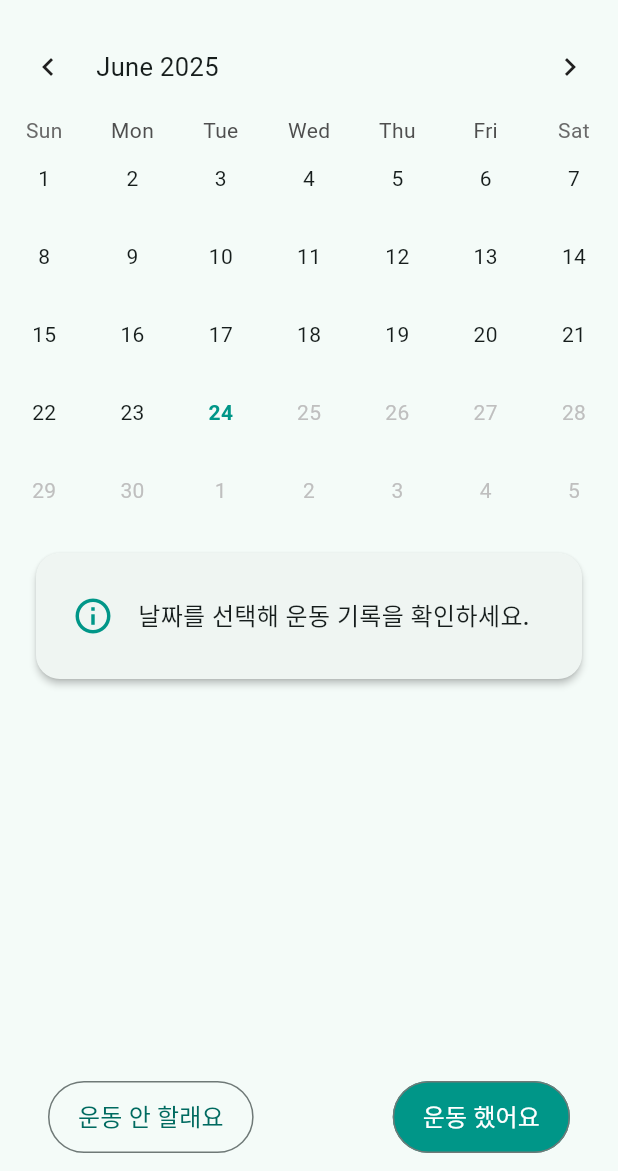
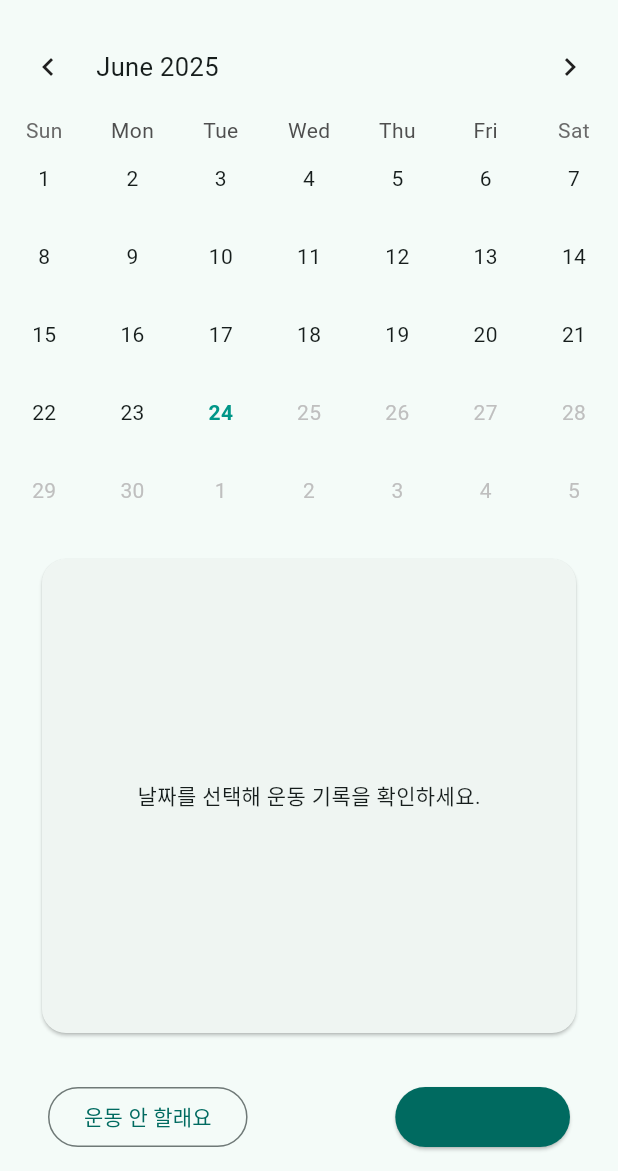
Before and after one commit to Junsang-Mun/workout-alert, a Flutter app: the screen it shows after launch, on a phone screen of 412 x 824 dp, the part 65-1236 px from its top. Run offline on Flutter 3.47's test engine with Material 3 defaults, Android fonts, the phone set to English and light mode, and no system bars; drawn by our look-alikes of table_calendar.

Commit message:
feat: 운동 기록 창 수정 && 다크모드 지원

```diff
--- a/lib/main.dart
+++ b/lib/main.dart
@@ -1,4 +1,4 @@
-// lib/main.dart
+// main.dart
 import 'package:flutter/material.dart';
 import 'package:table_calendar/table_calendar.dart';
 import 'workout_input_page.dart';
@@ -15,8 +15,18 @@
   Widget build(BuildContext context) {
     return MaterialApp(
       title: '듀오는 언어 말고도 운동을 원해요',
+      themeMode: ThemeMode.system,
       theme: ThemeData(
+        brightness: Brightness.light,
         colorScheme: ColorScheme.fromSeed(seedColor: Colors.teal),
+        useMaterial3: true,
+      ),
+      darkTheme: ThemeData(
+        brightness: Brightness.dark,
+        colorScheme: ColorScheme.fromSeed(
+          seedColor: Colors.teal,
+          brightness: Brightness.dark,
+        ),
         useMaterial3: true,
       ),
       home: const WorkoutHomePage(),
@@ -34,12 +44,9 @@
 class _WorkoutHomePageState extends State<WorkoutHomePage> {
   DateTime _focusedDay = DateTime.now();
   DateTime? _selectedDay;
-
-  // Change to store a list of WorkoutLog per day
   final Map<DateTime, List<WorkoutLog>> _workoutData = {};
 
   DateTime dateOnly(DateTime dt) => DateTime(dt.year, dt.month, dt.day);
-
   DateTime get _today => dateOnly(DateTime.now());
 
   void _handleDaySelected(DateTime selectedDay, DateTime focusedDay) {
@@ -63,11 +70,7 @@
     if (result != null && result is WorkoutLog) {
       setState(() {
         final key = dateOnly(_selectedDay!);
-        if (_workoutData.containsKey(key)) {
-          _workoutData[key]!.add(result);
-        } else {
-          _workoutData[key] = [result];
-        }
+        _workoutData.putIfAbsent(key, () => []).add(result);
       });
     }
   }
@@ -88,7 +91,6 @@
           TextButton(
             onPressed: () {
               setState(() {
-                // Mark as "no workout" by setting an empty list
                 _workoutData[dateOnly(_selectedDay!)] = [];
               });
               Navigator.pop(context);
@@ -100,173 +102,10 @@
     );
   }
 
-  Widget _buildSelectedDayWorkoutSummary() {
-    if (_selectedDay == null) {
-      return Card(
-        elevation: 2,
-        margin: const EdgeInsets.symmetric(horizontal: 24),
-        shape: RoundedRectangleBorder(borderRadius: BorderRadius.circular(16)),
-        child: Padding(
-          padding: const EdgeInsets.symmetric(vertical: 28, horizontal: 24),
-          child: Row(
-            children: const [
-              Icon(Icons.info_outline, color: Colors.teal, size: 28),
-              SizedBox(width: 16),
-              Expanded(
-                child: Text(
-                  '날짜를 선택해 운동 기록을 확인하세요.',
-                  style: TextStyle(fontSize: 16, fontWeight: FontWeight.w500),
-                ),
-              ),
-            ],
-          ),
-        ),
-      );
-    }
-
-    final logs = _workoutData[_selectedDay!];
-
-    if (!_workoutData.containsKey(_selectedDay!)) {
-      return Card(
-        elevation: 2,
-        margin: const EdgeInsets.symmetric(horizontal: 24),
-        shape: RoundedRectangleBorder(borderRadius: BorderRadius.circular(16)),
-        child: Padding(
-          padding: const EdgeInsets.symmetric(vertical: 28, horizontal: 24),
-          child: Row(
-            children: const [
-              Icon(
-                Icons.sentiment_dissatisfied,
-                color: Colors.orange,
-                size: 28,
-              ),
-              SizedBox(width: 16),
-              Expanded(
-                child: Text(
-                  '이 날은 아직 운동을 안 하셨어요 😅',
-                  style: TextStyle(fontSize: 16, fontWeight: FontWeight.w500),
-                ),
-              ),
-            ],
-          ),
-        ),
-      );
-    }
-
-    if (logs == null || logs.isEmpty) {
-      return Card(
-        elevation: 2,
-        margin: const EdgeInsets.symmetric(horizontal: 24),
-        shape: RoundedRectangleBorder(borderRadius: BorderRadius.circular(16)),
-        child: Padding(
-          padding: const EdgeInsets.symmetric(vertical: 28, horizontal: 24),
-          child: Row(
-            children: [
-              const Icon(Icons.self_improvement, color: Colors.grey, size: 28),
-              const SizedBox(width: 16),
-              const Expanded(
-                child: Text(
-                  '이 날은 운동 안 하기로 했어요 🙃',
-                  style: TextStyle(fontSize: 16, fontWeight: FontWeight.w500),
-                ),
-              ),
-              IconButton(
-                icon: const Icon(Icons.refresh, color: Colors.teal, size: 24),
-                tooltip: '운동 기록 입력으로 되돌리기',
-                onPressed: () {
-                  setState(() {
-                    _workoutData.remove(_selectedDay!);
-                  });
-                },
-              ),
-            ],
-          ),
-        ),
-      );
-    }
-
-    return Card(
-      elevation: 3,
-      margin: const EdgeInsets.symmetric(horizontal: 24),
-      shape: RoundedRectangleBorder(borderRadius: BorderRadius.circular(16)),
-      child: Padding(
-        padding: const EdgeInsets.symmetric(vertical: 28, horizontal: 24),
-        child: Column(
-          crossAxisAlignment: CrossAxisAlignment.start,
-          children: [
-            Row(
-              children: [
-                const Icon(Icons.fitness_center, color: Colors.teal, size: 28),
-                const SizedBox(width: 12),
-                Text(
-                  '${_selectedDay!.year}-${_selectedDay!.month.toString().padLeft(2, '0')}-${_selectedDay!.day.toString().padLeft(2, '0')} 운동 기록',
-                  style: const TextStyle(
-                    fontSize: 17,
-                    fontWeight: FontWeight.bold,
-                  ),
-                ),
-              ],
-            ),
-            const SizedBox(height: 14),
-            ...logs.asMap().entries.map(
-              (entry) => Padding(
-                padding: const EdgeInsets.only(bottom: 6),
-                child: Row(
-                  children: [
-                    const Icon(
-                      Icons.check_circle,
-                      color: Colors.teal,
-                      size: 20,
-                    ),
-                    const SizedBox(width: 8),
-                    Text(
-                      '${entry.value.type} ',
-                      style: const TextStyle(
-                        fontSize: 15,
-                        fontWeight: FontWeight.w600,
-                      ),
-                    ),
-                    Text(
-                      '${entry.value.minutes}분',
-                      style: const TextStyle(
-                        fontSize: 15,
-                        color: Colors.black87,
-                      ),
-                    ),
-                    // Stick delete icon to the right
-                    const Spacer(),
-                    IconButton(
-                      icon: const Icon(
-                        Icons.delete,
-                        color: Colors.redAccent,
-                        size: 20,
-                      ),
-                      tooltip: '삭제',
-                      padding: EdgeInsets.zero,
-                      constraints: const BoxConstraints(),
-                      onPressed: () {
-                        setState(() {
-                          logs.removeAt(entry.key);
-                        });
-                      },
-                    ),
-                  ],
-                ),
-              ),
-            ),
-            const SizedBox(height: 8),
-            const Align(
-              alignment: Alignment.centerRight,
-              child: Text('💪', style: TextStyle(fontSize: 22)),
-            ),
-          ],
-        ),
-      ),
-    );
-  }
-
   @override
   Widget build(BuildContext context) {
+    final logs = _workoutData[_selectedDay];
+
     return Scaffold(
       appBar: AppBar(
         title: const Text('듀오는 언어 말고도 운동을 원해요'),
@@ -286,17 +125,11 @@
             calendarStyle: CalendarStyle(
               todayDecoration: BoxDecoration(
                 shape: BoxShape.circle,
-                border: Border.all(
-                  color: Colors.teal,
-                  style: BorderStyle.solid,
-                  width: 1,
-                ),
+                border: Border.all(color: Colors.teal),
               ),
             ),
             calendarBuilders: CalendarBuilders(
-              todayBuilder: (context, day, _) {
-                return Container(
-                  child: Center(
+              todayBuilder: (context, day, _) => Center(
                 child: Text(
                   '${day.day}',
                   style: const TextStyle(
@@ -305,19 +138,12 @@
                   ),
                 ),
               ),
-                );
-              },
               defaultBuilder: (context, day, _) {
                 final logs = _workoutData[dateOnly(day)];
                 String symbol = '';
                 if (logs != null) {
-                  if (logs.isNotEmpty) {
-                    symbol = '✔️';
-                  } else {
-                    symbol = '✖️';
+                  symbol = logs.isEmpty ? '✖️' : '✔️';
                 }
-                }
-
                 return Center(
                   child: Column(
                     mainAxisAlignment: MainAxisAlignment.center,
@@ -331,43 +157,128 @@
               },
             ),
           ),
-
-          // 👇 선택한 날짜 운동 기록 표시 영역
-          Padding(
-            padding: const EdgeInsets.symmetric(vertical: 16),
-            child: _buildSelectedDayWorkoutSummary(),
+          Expanded(
+            child: Padding(
+              padding: const EdgeInsets.symmetric(vertical: 16, horizontal: 24),
+              child: Card(
+                shape: RoundedRectangleBorder(
+                  borderRadius: BorderRadius.circular(16),
                 ),
-
+                child: Padding(
+                  padding: const EdgeInsets.all(20),
+                  child: _selectedDay == null
+                      ? const Center(child: Text('날짜를 선택해 운동 기록을 확인하세요.'))
+                      : logs == null
+                      ? const Center(child: Text('이 날은 아직 운동을 안 하셨어요 😅'))
+                      : logs.isEmpty
+                      ? Row(
+                          children: [
+                            const Icon(
+                              Icons.self_improvement,
+                              color: Colors.grey,
+                            ),
+                            const SizedBox(width: 12),
+                            const Expanded(child: Text('이 날은 운동 안 하기로 했어요 🙃')),
+                            IconButton(
+                              icon: const Icon(
+                                Icons.refresh,
+                                color: Colors.teal,
+                              ),
+                              onPressed: () {
+                                setState(() {
+                                  _workoutData.remove(_selectedDay!);
+                                });
+                              },
+                            ),
+                          ],
+                        )
+                      : Column(
+                          crossAxisAlignment: CrossAxisAlignment.start,
+                          children: [
+                            Row(
+                              children: [
+                                const Icon(
+                                  Icons.fitness_center,
+                                  color: Colors.teal,
+                                ),
+                                const SizedBox(width: 12),
+                                Text(
+                                  '${_selectedDay!.year}-${_selectedDay!.month.toString().padLeft(2, '0')}-${_selectedDay!.day.toString().padLeft(2, '0')} 운동 기록',
+                                  style: const TextStyle(
+                                    fontSize: 16,
+                                    fontWeight: FontWeight.bold,
+                                  ),
+                                ),
+                              ],
+                            ),
+                            const SizedBox(height: 12),
+                            Expanded(
+                              child: ListView.builder(
+                                itemCount: logs.length,
+                                itemBuilder: (context, index) {
+                                  final log = logs[index];
+                                  return Padding(
+                                    padding: const EdgeInsets.only(bottom: 6),
+                                    child: Row(
+                                      children: [
+                                        const Icon(
+                                          Icons.check_circle,
+                                          color: Colors.teal,
+                                          size: 20,
+                                        ),
+                                        const SizedBox(width: 8),
+                                        Text(
+                                          log.type,
+                                          style: const TextStyle(
+                                            fontWeight: FontWeight.w600,
+                                          ),
+                                        ),
+                                        const SizedBox(width: 4),
+                                        Text('${log.minutes}분'),
                                         const Spacer(),
-
+                                        IconButton(
+                                          icon: const Icon(
+                                            Icons.delete,
+                                            color: Colors.redAccent,
+                                          ),
+                                          onPressed: () {
+                                            setState(() {
+                                              logs.removeAt(index);
+                                            });
+                                          },
+                                        ),
+                                      ],
+                                    ),
+                                  );
+                                },
+                              ),
+                            ),
+                            const SizedBox(height: 8),
+                            const Align(
+                              alignment: Alignment.centerRight,
+                              child: Text('💪', style: TextStyle(fontSize: 22)),
+                            ),
+                          ],
+                        ),
+                ),
+              ),
+            ),
+          ),
           Padding(
             padding: const EdgeInsets.symmetric(horizontal: 32, vertical: 12),
             child: Row(
               mainAxisAlignment: MainAxisAlignment.spaceBetween,
               children: [
                 OutlinedButton(
-                  style: OutlinedButton.styleFrom(
-                    padding: const EdgeInsets.symmetric(
-                      vertical: 12,
-                      horizontal: 20,
+                  onPressed: _handleNoPressed,
+                  child: const Text('운동 안 할래요'),
                 ),
+                ElevatedButton(
+                  onPressed: _handleYesPressed,
+                  style: ElevatedButton.styleFrom(
+                    backgroundColor: Theme.of(context).colorScheme.primary,
                   ),
-                  onPressed: _handleNoPressed,
-                  child: const Text('운동 안 할래요', style: TextStyle(fontSize: 16)),
-                ),
-                OutlinedButton(
-                  style: OutlinedButton.styleFrom(
-                    backgroundColor: Colors.teal,
-                    padding: const EdgeInsets.symmetric(
-                      vertical: 12,
-                      horizontal: 20,
-                    ),
-                  ),
-                  onPressed: _handleYesPressed,
-                  child: const Text(
-                    '운동 했어요',
-                    style: TextStyle(fontSize: 16, color: Colors.white),
-                  ),
+                  child: const Text('운동 했어요'),
                 ),
               ],
             ),
```
Lines whose indentation alone changed are shown as unchanged.
